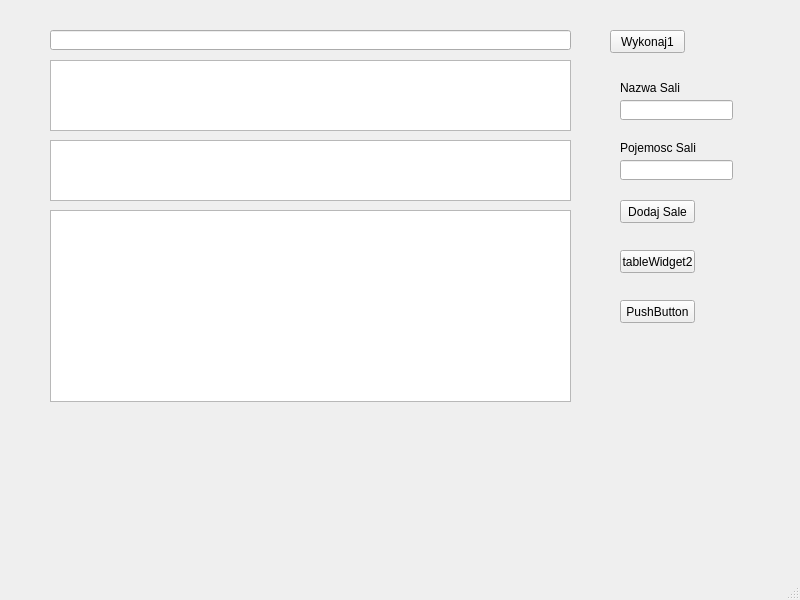
First picture: the form in nienazwany/mainwindow.ui, repository mbobas/QT_Cpp_SQLITE, before the edit.
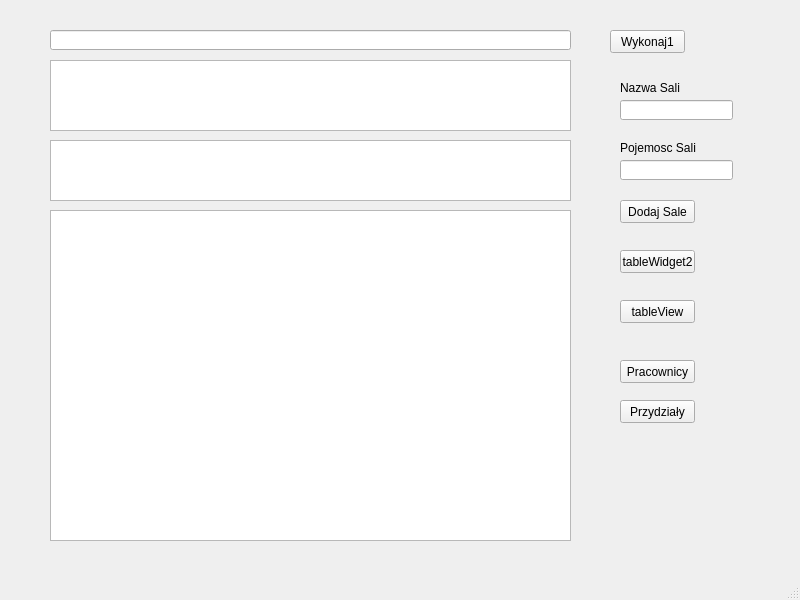
Second picture: the form after the edit.

The edit to the form file:
```diff
--- a/nienazwany/mainwindow.ui
+++ b/nienazwany/mainwindow.ui
@@ -139,7 +139,7 @@
      </rect>
     </property>
     <property name="text">
-     <string>PushButton</string>
+     <string>tableView</string>
     </property>
    </widget>
    <widget class="QTableView" name="tableView">
@@ -148,10 +148,36 @@
       <x>50</x>
       <y>210</y>
       <width>521</width>
-      <height>192</height>
+      <height>331</height>
      </rect>
     </property>
    </widget>
+   <widget class="QPushButton" name="pushButton_5">
+    <property name="geometry">
+     <rect>
+      <x>620</x>
+      <y>360</y>
+      <width>75</width>
+      <height>23</height>
+     </rect>
+    </property>
+    <property name="text">
+     <string>Pracownicy</string>
+    </property>
+   </widget>
+   <widget class="QPushButton" name="pushButton_6">
+    <property name="geometry">
+     <rect>
+      <x>620</x>
+      <y>400</y>
+      <width>75</width>
+      <height>23</height>
+     </rect>
+    </property>
+    <property name="text">
+     <string>Przydziały</string>
+    </property>
+   </widget>
   </widget>
   <widget class="QMenuBar" name="menubar">
    <property name="geometry">
```
